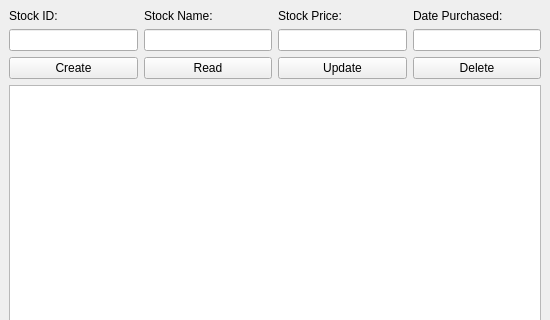
First picture: the form in ui/SQLwindow.ui, repository GabrielBarnard/CRUD-for-Financial-Data, before the edit; both pictures show x 0 to 550 and y 0 to 320 of the 550 by 550 pixel window.
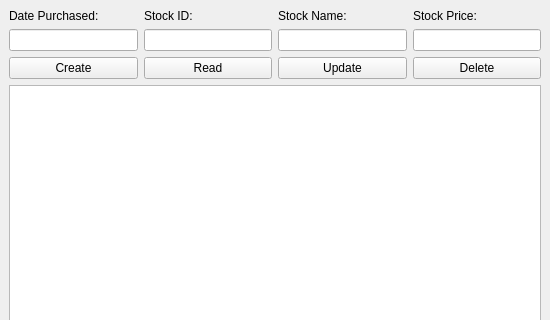
Second picture: the form after the edit.

Commit message: feat: Added Create and Read functionality to SQLprocessor and SQLwindow, making it fully accessible from Qt GUI. feat: Updated Sample.db file to include the stocks table and several entries. docs: Added overdue changelog update reflecting CRUD functionality changes to CSV processing and Qt GUI. Note that I'm yet to add to the changelog the updates I've made to SQL processing with additional CRUD functionality with Create and Read - these changes will be shown in version 0.3.0.

```diff
--- a/ui/SQLwindow.ui
+++ b/ui/SQLwindow.ui
@@ -28,7 +28,7 @@
        </widget>
       </item>
       <item>
-       <widget class="QPushButton" name="pushButton_4">
+       <widget class="QPushButton" name="pushButton_2">
         <property name="text">
          <string>Read</string>
         </property>
@@ -42,7 +42,7 @@
        </widget>
       </item>
       <item>
-       <widget class="QPushButton" name="pushButton_2">
+       <widget class="QPushButton" name="pushButton_4">
         <property name="text">
          <string>Delete</string>
         </property>
@@ -52,6 +52,13 @@
     </item>
     <item row="0" column="0">
      <layout class="QHBoxLayout" name="horizontalLayout_2">
+      <item>
+       <widget class="QLabel" name="label">
+        <property name="text">
+         <string>Date Purchased:</string>
+        </property>
+       </widget>
+      </item>
       <item>
        <widget class="QLabel" name="label_2">
         <property name="text">
@@ -73,28 +80,21 @@
         </property>
        </widget>
       </item>
-      <item>
-       <widget class="QLabel" name="label">
-        <property name="text">
-         <string>Date Purchased:</string>
-        </property>
-       </widget>
-      </item>
      </layout>
     </item>
     <item row="1" column="0">
      <layout class="QHBoxLayout" name="horizontalLayout_3">
+      <item>
+       <widget class="QLineEdit" name="lineEdit"/>
+      </item>
       <item>
        <widget class="QLineEdit" name="lineEdit_2"/>
       </item>
-      <item>
-       <widget class="QLineEdit" name="lineEdit_4"/>
-      </item>
       <item>
        <widget class="QLineEdit" name="lineEdit_3"/>
       </item>
       <item>
-       <widget class="QLineEdit" name="lineEdit"/>
+       <widget class="QLineEdit" name="lineEdit_4"/>
       </item>
      </layout>
     </item>
```
The commit also changes 9 other files.
